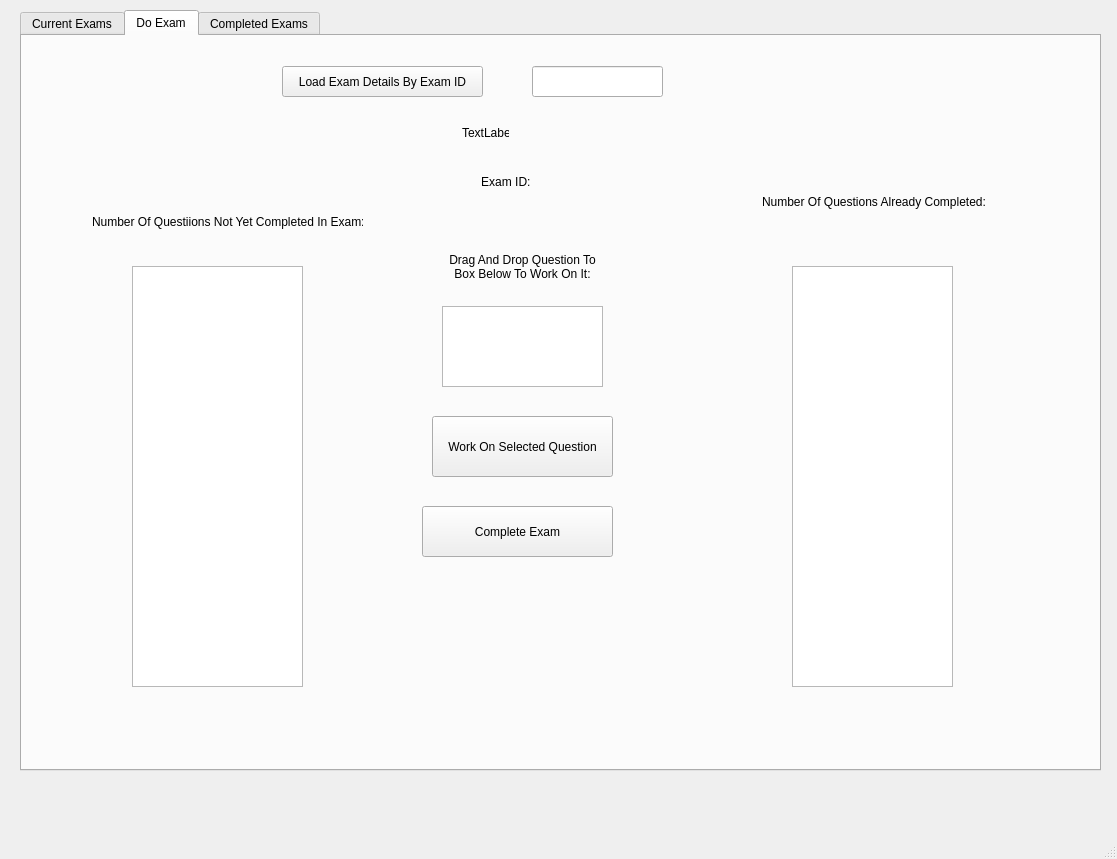
Above: GUI/StudentGUIQtDesigner.ui from applet199/OOPCourseWorkTwo before the change. Below: the same form after it.
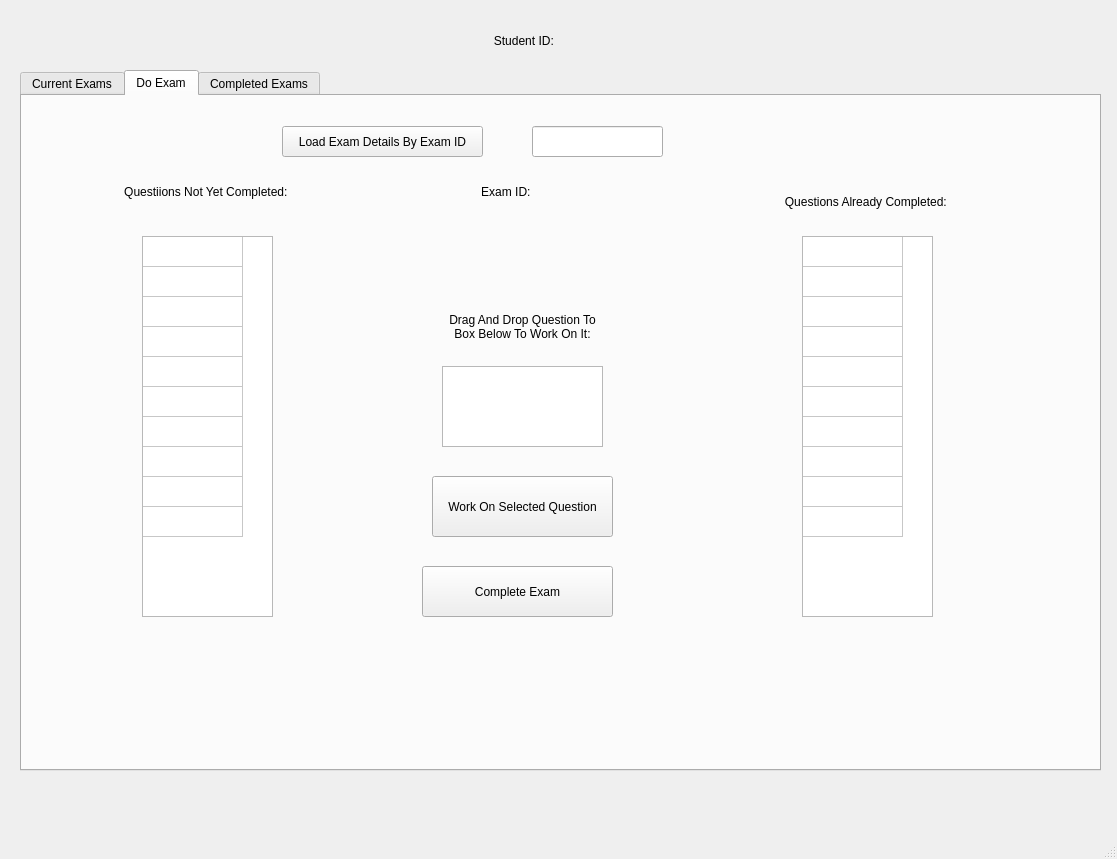
That is the form after the change.

```diff
--- a/GUI/StudentGUIQtDesigner.ui
+++ b/GUI/StudentGUIQtDesigner.ui
@@ -18,9 +18,9 @@
     <property name="geometry">
      <rect>
       <x>20</x>
-      <y>10</y>
+      <y>70</y>
       <width>1081</width>
-      <height>761</height>
+      <height>701</height>
      </rect>
     </property>
     <property name="currentIndex">
@@ -111,21 +111,24 @@
      <widget class="QLabel" name="label">
       <property name="geometry">
        <rect>
-        <x>440</x>
-        <y>90</y>
-        <width>47</width>
-        <height>13</height>
+        <x>730</x>
+        <y>30</y>
+        <width>251</width>
+        <height>41</height>
        </rect>
       </property>
       <property name="text">
-       <string>TextLabel</string>
+       <string/>
+      </property>
+      <property name="alignment">
+       <set>Qt::AlignCenter</set>
       </property>
      </widget>
      <widget class="QLabel" name="label_2">
       <property name="geometry">
        <rect>
         <x>400</x>
-        <y>120</y>
+        <y>70</y>
         <width>171</width>
         <height>51</height>
        </rect>
@@ -140,25 +143,60 @@
      <widget class="QLabel" name="label_3">
       <property name="geometry">
        <rect>
-        <x>70</x>
-        <y>160</y>
+        <x>50</x>
+        <y>70</y>
         <width>271</width>
         <height>51</height>
        </rect>
       </property>
       <property name="text">
-       <string>Number Of Questiions Not Yet Completed In Exam: </string>
+       <string>Questiions Not Yet Completed: </string>
+      </property>
+      <property name="alignment">
+       <set>Qt::AlignCenter</set>
       </property>
      </widget>
      <widget class="QTableWidget" name="tableWidget_3">
       <property name="geometry">
        <rect>
-        <x>110</x>
-        <y>230</y>
-        <width>171</width>
-        <height>421</height>
+        <x>120</x>
+        <y>140</y>
+        <width>131</width>
+        <height>381</height>
        </rect>
       </property>
+      <property name="editTriggers">
+       <set>QAbstractItemView::NoEditTriggers</set>
+      </property>
+      <property name="dragDropMode">
+       <enum>QAbstractItemView::DragOnly</enum>
+      </property>
+      <property name="selectionMode">
+       <enum>QAbstractItemView::SingleSelection</enum>
+      </property>
+      <property name="rowCount">
+       <number>10</number>
+      </property>
+      <property name="columnCount">
+       <number>1</number>
+      </property>
+      <attribute name="horizontalHeaderVisible">
+       <bool>false</bool>
+      </attribute>
+      <attribute name="verticalHeaderVisible">
+       <bool>false</bool>
+      </attribute>
+      <row/>
+      <row/>
+      <row/>
+      <row/>
+      <row/>
+      <row/>
+      <row/>
+      <row/>
+      <row/>
+      <row/>
+      <column/>
      </widget>
      <widget class="QLabel" name="label_4">
       <property name="geometry">
@@ -218,14 +256,17 @@
      <widget class="QLabel" name="label_6">
       <property name="geometry">
        <rect>
-        <x>740</x>
-        <y>140</y>
+        <x>730</x>
+        <y>80</y>
         <width>231</width>
         <height>51</height>
        </rect>
       </property>
       <property name="text">
-       <string>Number Of Questions Already Completed: </string>
+       <string>Questions Already Completed: </string>
+      </property>
+      <property name="alignment">
+       <set>Qt::AlignCenter</set>
       </property>
      </widget>
      <widget class="QLabel" name="label_7">
@@ -244,12 +285,47 @@
      <widget class="QTableWidget" name="tableWidget_5">
       <property name="geometry">
        <rect>
-        <x>770</x>
-        <y>230</y>
-        <width>161</width>
-        <height>421</height>
+        <x>780</x>
+        <y>140</y>
+        <width>131</width>
+        <height>381</height>
        </rect>
       </property>
+      <property name="editTriggers">
+       <set>QAbstractItemView::NoEditTriggers</set>
+      </property>
+      <property name="tabKeyNavigation">
+       <bool>false</bool>
+      </property>
+      <property name="showDropIndicator" stdset="0">
+       <bool>false</bool>
+      </property>
+      <property name="selectionMode">
+       <enum>QAbstractItemView::NoSelection</enum>
+      </property>
+      <property name="rowCount">
+       <number>10</number>
+      </property>
+      <property name="columnCount">
+       <number>1</number>
+      </property>
+      <attribute name="horizontalHeaderVisible">
+       <bool>false</bool>
+      </attribute>
+      <attribute name="verticalHeaderVisible">
+       <bool>false</bool>
+      </attribute>
+      <row/>
+      <row/>
+      <row/>
+      <row/>
+      <row/>
+      <row/>
+      <row/>
+      <row/>
+      <row/>
+      <row/>
+      <column/>
      </widget>
      <widget class="QPushButton" name="pushButton_3">
       <property name="geometry">
@@ -376,6 +452,22 @@
      </widget>
     </widget>
    </widget>
+   <widget class="QLabel" name="label_14">
+    <property name="geometry">
+     <rect>
+      <x>400</x>
+      <y>20</y>
+      <width>251</width>
+      <height>41</height>
+     </rect>
+    </property>
+    <property name="text">
+     <string>Student ID: </string>
+    </property>
+    <property name="alignment">
+     <set>Qt::AlignCenter</set>
+    </property>
+   </widget>
   </widget>
   <widget class="QMenuBar" name="menubar">
    <property name="geometry">
```
Left out of the diff: 20 changed lines with no effect on the pictures.
